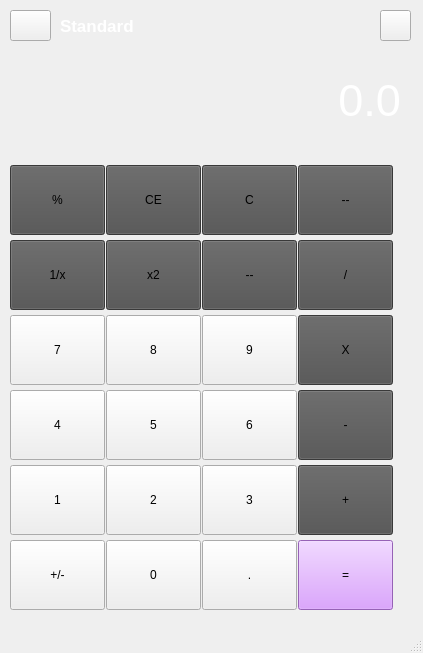
Above: mainwindow.ui from RubaIrshaid2/simple-Calculator-using-QT5 before the change. Below: the same form after it.
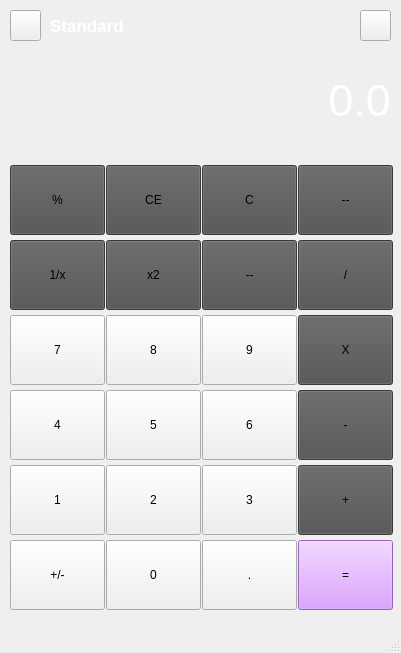
That is the form after the change. Icons and pictures are not drawn.

```diff
--- a/mainwindow.ui
+++ b/mainwindow.ui
@@ -6,7 +6,7 @@
    <rect>
     <x>0</x>
     <y>0</y>
-    <width>423</width>
+    <width>401</width>
     <height>653</height>
    </rect>
   </property>
@@ -38,7 +38,7 @@
      <rect>
       <x>10</x>
       <y>50</y>
-      <width>391</width>
+      <width>381</width>
       <height>101</height>
      </rect>
     </property>
@@ -67,7 +67,7 @@
    <widget class="QPushButton" name="pushButton_25">
     <property name="geometry">
      <rect>
-      <x>380</x>
+      <x>360</x>
       <y>10</y>
       <width>31</width>
       <height>31</height>
@@ -500,7 +500,7 @@
      <rect>
       <x>10</x>
       <y>10</y>
-      <width>41</width>
+      <width>31</width>
       <height>31</height>
      </rect>
     </property>
@@ -514,7 +514,7 @@
    <widget class="QLabel" name="label_2">
     <property name="geometry">
      <rect>
-      <x>60</x>
+      <x>50</x>
       <y>10</y>
       <width>111</width>
       <height>31</height>
```
Left out of the diff: 4 changed lines with no effect on the pictures.
